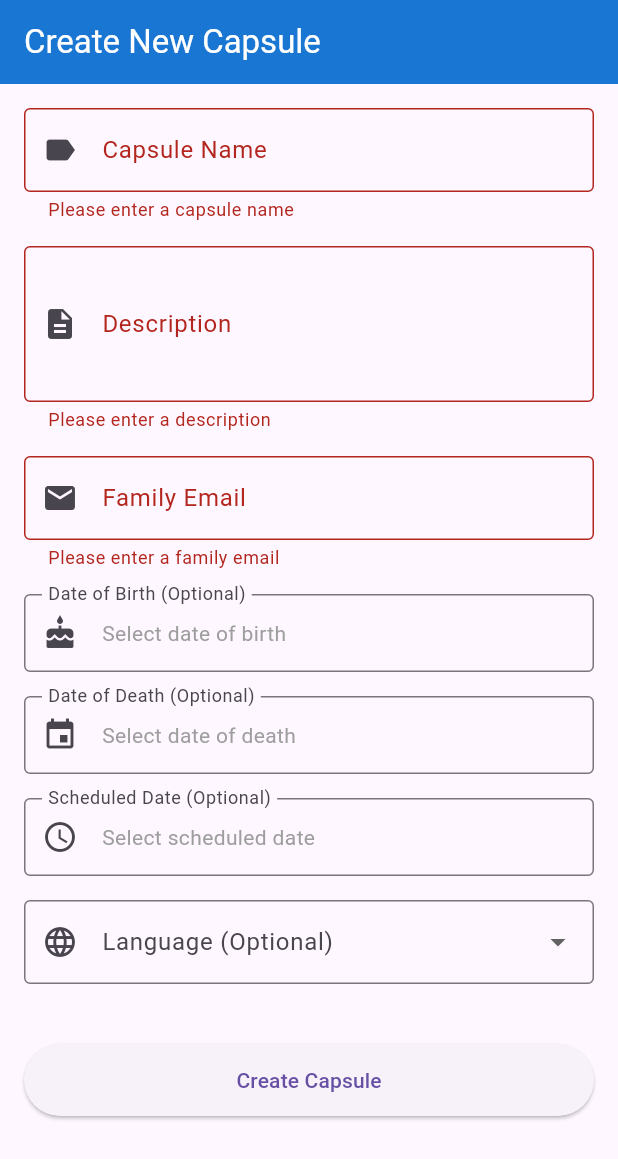
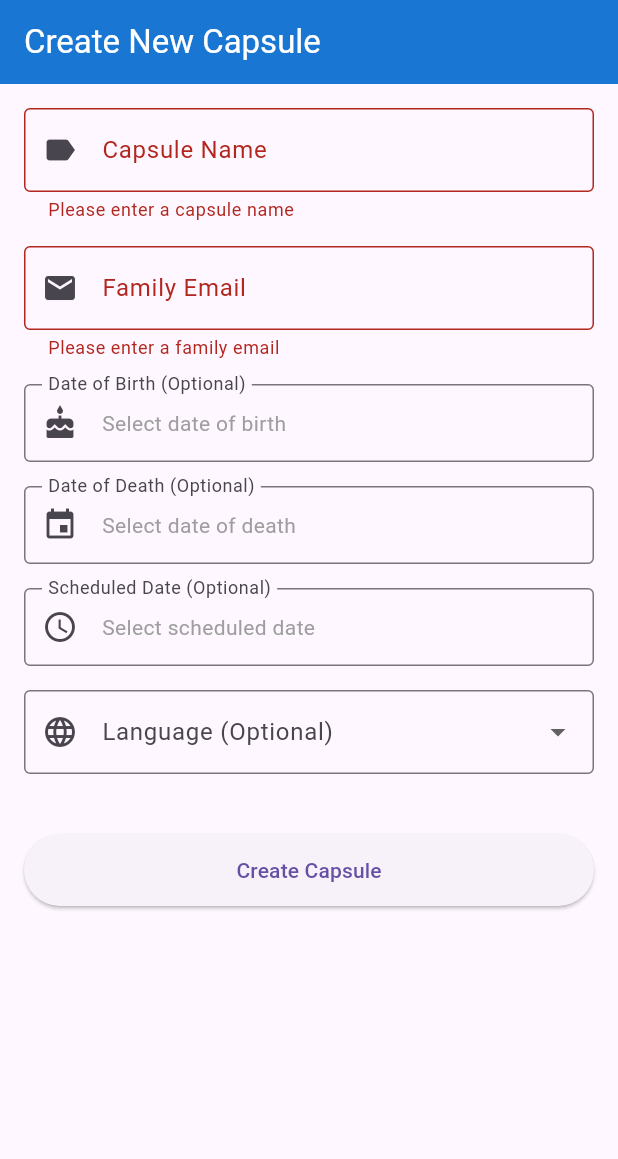
Before and after one commit to wilfredoperezrivero/lumina, a Flutter app: the CreateCapsulePage screen opened by its route, after a tap on "Create Capsule", on a phone screen of 412 x 824 dp. Shown: the top 1159 px of the screen. Run offline on Flutter 3.47's test engine with Material 3 defaults, Android fonts, the phone set to English and light mode, and no system bars; our stand-ins replace file_picker, flutter_dotenv, flutter_riverpod, go_router, pdf, supabase_flutter and 1 more; accounts and stored records are empty.

Commit message:
Remove description field from capsules schema and related functionality. Updated database, model, and UI components to eliminate description handling in CreateCapsulePage, EditCapsulePage, and CapsuleDetailsPage. Adjusted CapsuleService methods to reflect the removal of the description parameter.

```diff
--- a/lib/models/capsule.dart
+++ b/lib/models/capsule.dart
@@ -3,7 +3,6 @@ class Capsule {
   final String? adminId;
   final String? familyId;
   final String? name;
-  final String? description;
   final String? dateOfBirth;
   final String? dateOfDeath;
   final String? language;
@@ -20,7 +19,6 @@ class Capsule {
     this.adminId,
     this.familyId,
     this.name,
-    this.description,
     this.dateOfBirth,
     this.dateOfDeath,
     this.language,
@@ -39,7 +37,6 @@ class Capsule {
       adminId: json['admin_id'],
       familyId: json['family_id'],
       name: json['name'],
-      description: json['description'],
       dateOfBirth: json['date_of_birth'],
       dateOfDeath: json['date_of_death'],
       language: json['language'],
@@ -65,7 +62,6 @@ class Capsule {
       'admin_id': adminId,
       'family_id': familyId,
       'name': name,
-      'description': description,
       'date_of_birth': dateOfBirth,
       'date_of_death': dateOfDeath,
       'language': language,
--- a/lib/pages/admin/capsule_details.dart
+++ b/lib/pages/admin/capsule_details.dart
@@ -101,16 +101,6 @@ class _CapsuleDetailsPageState extends State<CapsuleDetailsPage> {
                         ),
                       ),
                       SizedBox(height: 16),
-
-                      // Description
-                      if (_capsule!.description?.isNotEmpty == true) ...[
-                        _buildInfoCard(
-                          'Description',
-                          _capsule!.description!,
-                          Icons.description,
-                        ),
-                        SizedBox(height: 16),
-                      ],
 
                       // Dates
                       if (_capsule!.dateOfBirth?.isNotEmpty == true ||
--- a/lib/pages/admin/create_capsule.dart
+++ b/lib/pages/admin/create_capsule.dart
@@ -15,7 +15,6 @@ class CreateCapsulePage extends StatefulWidget {
 class _CreateCapsulePageState extends State<CreateCapsulePage> {
   final _formKey = GlobalKey<FormState>();
   final _nameController = TextEditingController();
-  final _descriptionController = TextEditingController();
   final _familyEmailController = TextEditingController();
   final _dateOfBirthController = TextEditingController();
   final _dateOfDeathController = TextEditingController();
@@ -117,22 +116,6 @@ class _CreateCapsulePageState extends State<CreateCapsulePage> {
               ),
               SizedBox(height: 16),
               TextFormField(
-                controller: _descriptionController,
-                decoration: InputDecoration(
-                  labelText: 'Description',
-                  border: OutlineInputBorder(),
-                  prefixIcon: Icon(Icons.description),
-                ),
-                maxLines: 3,
-                validator: (value) {
-                  if (value == null || value.isEmpty) {
-                    return 'Please enter a description';
-                  }
-                  return null;
-                },
-              ),
-              SizedBox(height: 16),
-              TextFormField(
                 controller: _familyEmailController,
                 decoration: InputDecoration(
                   labelText: 'Family Email',
@@ -144,7 +127,8 @@ class _CreateCapsulePageState extends State<CreateCapsulePage> {
                   if (value == null || value.isEmpty) {
                     return 'Please enter a family email';
                   }
-                  if (!RegExp(r'^[\w-\.]+@([\w-]+\.)+[\w-]{2,4}$')
+                  if (!RegExp(
+                          r'^[a-zA-Z0-9._%+-]+@[a-zA-Z0-9.-]+\.[a-zA-Z]{2,}$')
                       .hasMatch(value)) {
                     return 'Please enter a valid email address';
                   }
@@ -343,7 +327,7 @@ class _CreateCapsulePageState extends State<CreateCapsulePage> {
           'email': _familyEmailController.text,
           'password': password,
           'capsuleTitle': _nameController.text,
-          'capsuleDescription': _descriptionController.text,
+          'capsuleDescription': '', // Removed description
         }),
       );
 
@@ -371,7 +355,6 @@ class _CreateCapsulePageState extends State<CreateCapsulePage> {
       // Create the capsule with admin_id as current user and family_id as new user
       final capsule = await CapsuleService.createCapsule(
         name: _nameController.text,
-        description: _descriptionController.text,
         dateOfBirth: _dateOfBirthController.text.isNotEmpty
             ? _dateOfBirthController.text
             : null,
@@ -406,7 +389,6 @@ class _CreateCapsulePageState extends State<CreateCapsulePage> {
   @override
   void dispose() {
     _nameController.dispose();
-    _descriptionController.dispose();
     _familyEmailController.dispose();
     _dateOfBirthController.dispose();
     _dateOfDeathController.dispose();
--- a/lib/pages/admin/edit_capsule.dart
+++ b/lib/pages/admin/edit_capsule.dart
@@ -11,7 +11,6 @@ class EditCapsulePage extends StatefulWidget {
 class _EditCapsulePageState extends State<EditCapsulePage> {
   final _formKey = GlobalKey<FormState>();
   final _nameController = TextEditingController();
-  final _descriptionController = TextEditingController();
   final _dateOfBirthController = TextEditingController();
   final _dateOfDeathController = TextEditingController();
   DateTime? _scheduledDate;
@@ -50,7 +49,6 @@ class _EditCapsulePageState extends State<EditCapsulePage> {
     setState(() {
       _capsule = capsule;
       _nameController.text = capsule.name ?? '';
-      _descriptionController.text = capsule.description ?? '';
       _dateOfBirthController.text = capsule.dateOfBirth ?? '';
       _dateOfDeathController.text = capsule.dateOfDeath ?? '';
       _selectedLanguage = capsule.language;
@@ -94,22 +92,6 @@ class _EditCapsulePageState extends State<EditCapsulePage> {
                         validator: (value) {
                           if (value == null || value.isEmpty) {
                             return 'Please enter a capsule name';
-                          }
-                          return null;
-                        },
-                      ),
-                      SizedBox(height: 16),
-                      TextFormField(
-                        controller: _descriptionController,
-                        decoration: InputDecoration(
-                          labelText: 'Description',
-                          border: OutlineInputBorder(),
-                          prefixIcon: Icon(Icons.description),
-                        ),
-                        maxLines: 3,
-                        validator: (value) {
-                          if (value == null || value.isEmpty) {
-                            return 'Please enter a description';
                           }
                           return null;
                         },
@@ -294,7 +276,6 @@ class _EditCapsulePageState extends State<EditCapsulePage> {
       final updatedCapsule = await CapsuleService.updateCapsule(
         capsuleId: _capsule!.id,
         name: _nameController.text,
-        description: _descriptionController.text,
         dateOfBirth: _dateOfBirthController.text.isNotEmpty
             ? _dateOfBirthController.text
             : null,
@@ -324,7 +305,6 @@ class _EditCapsulePageState extends State<EditCapsulePage> {
   @override
   void dispose() {
     _nameController.dispose();
-    _descriptionController.dispose();
     _dateOfBirthController.dispose();
     _dateOfDeathController.dispose();
     super.dispose();
--- a/lib/pages/admin/list_capsules.dart
+++ b/lib/pages/admin/list_capsules.dart
@@ -156,8 +156,6 @@ class _ListCapsulesPageState extends State<ListCapsulesPage> {
                               itemCount: _filteredCapsules.length,
                               itemBuilder: (context, index) {
                                 final capsule = _filteredCapsules[index];
-                                final String description =
-                                    capsule.description ?? '';
                                 final String familyEmail =
                                     capsule.familyEmail ?? '';
                                 return Card(
@@ -206,18 +204,7 @@ class _ListCapsulesPageState extends State<ListCapsulesPage> {
                                           ],
                                         ),
                                         SizedBox(height: 4),
-                                        // Second line: Description
-                                        if (description.isNotEmpty)
-                                          Text(
-                                            description,
-                                            style: Theme.of(context)
-                                                .textTheme
-                                                .bodySmall,
-                                            maxLines: 1,
-                                            overflow: TextOverflow.ellipsis,
-                                          ),
-                                        SizedBox(height: 4),
-                                        // Third line: Family Email and Edit Button
+                                        // Second line: Family Email and Edit Button
                                         Row(
                                           children: [
                                             Expanded(
--- a/lib/services/capsule_service.dart
+++ b/lib/services/capsule_service.dart
@@ -8,7 +8,6 @@ class CapsuleService {
   // Create a new capsule
   static Future<Capsule> createCapsule({
     required String name,
-    required String description,
     String? dateOfBirth,
     String? dateOfDeath,
     String? language,
@@ -26,7 +25,6 @@ class CapsuleService {
         .from('capsules')
         .insert({
           'name': name,
-          'description': description,
           if (dateOfBirth != null) 'date_of_birth': dateOfBirth,
           if (dateOfDeath != null) 'date_of_death': dateOfDeath,
           if (language != null) 'language': language,
@@ -65,7 +63,6 @@ class CapsuleService {
   static Future<Capsule> updateCapsule({
     required String capsuleId,
     String? name,
-    String? description,
     String? dateOfBirth,
     String? dateOfDeath,
     String? language,
@@ -86,7 +83,6 @@ class CapsuleService {
 
     final updateData = <String, dynamic>{};
     if (name != null) updateData['name'] = name;
-    if (description != null) updateData['description'] = description;
     if (dateOfBirth != null) updateData['date_of_birth'] = dateOfBirth;
     if (dateOfDeath != null) updateData['date_of_death'] = dateOfDeath;
     if (language != null) updateData['language'] = language;
```
Also changed, not shown: 1 other file.
